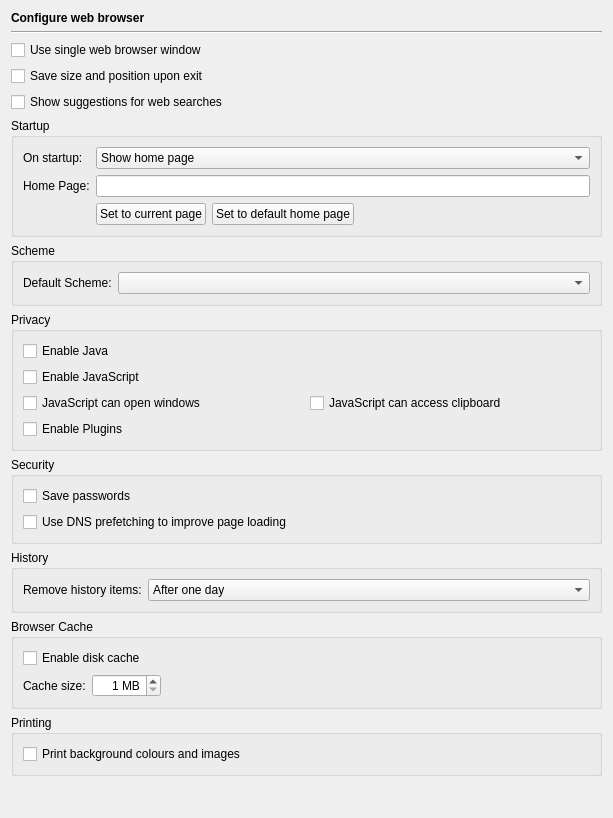
testmana2/test, file Preferences/ConfigurationPages/HelpWebBrowserPage.ui: the form before one commit.
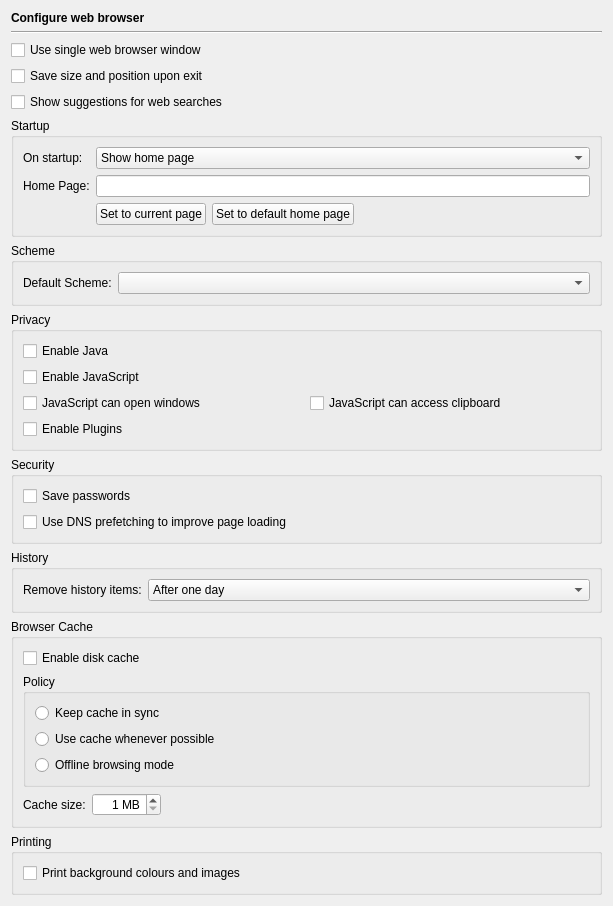
The form after the commit.

Commit message: Added configuration options for the web browser cache policy.

Diff of the .ui file:
```diff
--- a/Preferences/ConfigurationPages/HelpWebBrowserPage.ui
+++ b/Preferences/ConfigurationPages/HelpWebBrowserPage.ui
@@ -7,10 +7,10 @@
     <x>0</x>
     <y>0</y>
     <width>613</width>
-    <height>818</height>
+    <height>904</height>
    </rect>
   </property>
-  <layout class="QVBoxLayout" name="verticalLayout_3">
+  <layout class="QVBoxLayout" name="verticalLayout_4">
    <item>
     <widget class="QLabel" name="headerLabel">
      <property name="text">
@@ -341,14 +341,53 @@
         </property>
        </widget>
       </item>
-      <item row="1" column="0">
+      <item row="1" column="0" colspan="3">
+       <widget class="QGroupBox" name="groupBox_4">
+        <property name="title">
+         <string>Policy</string>
+        </property>
+        <layout class="QVBoxLayout" name="verticalLayout_3">
+         <item>
+          <widget class="QRadioButton" name="cacheKeepButton">
+           <property name="toolTip">
+            <string>Select to prefer the network</string>
+           </property>
+           <property name="text">
+            <string>Keep cache in sync</string>
+           </property>
+          </widget>
+         </item>
+         <item>
+          <widget class="QRadioButton" name="cachePreferButton">
+           <property name="toolTip">
+            <string>Select to prefer cached data</string>
+           </property>
+           <property name="text">
+            <string>Use cache whenever possible</string>
+           </property>
+          </widget>
+         </item>
+         <item>
+          <widget class="QRadioButton" name="cacheOfflineButton">
+           <property name="toolTip">
+            <string>Select to use cached data only</string>
+           </property>
+           <property name="text">
+            <string>Offline browsing mode</string>
+           </property>
+          </widget>
+         </item>
+        </layout>
+       </widget>
+      </item>
+      <item row="2" column="0">
        <widget class="QLabel" name="label_7">
         <property name="text">
          <string>Cache size:</string>
         </property>
        </widget>
       </item>
-      <item row="1" column="1">
+      <item row="2" column="1">
        <widget class="QSpinBox" name="cacheSizeSpinBox">
         <property name="toolTip">
          <string>Enter the maximum size of the disk cache</string>
@@ -367,7 +406,7 @@
         </property>
        </widget>
       </item>
-      <item row="1" column="2">
+      <item row="2" column="2">
        <spacer name="horizontalSpacer">
         <property name="orientation">
          <enum>Qt::Horizontal</enum>
```
Left out of the diff: 3 changed lines with no effect on the pictures. The commit also changes 16 other files.
